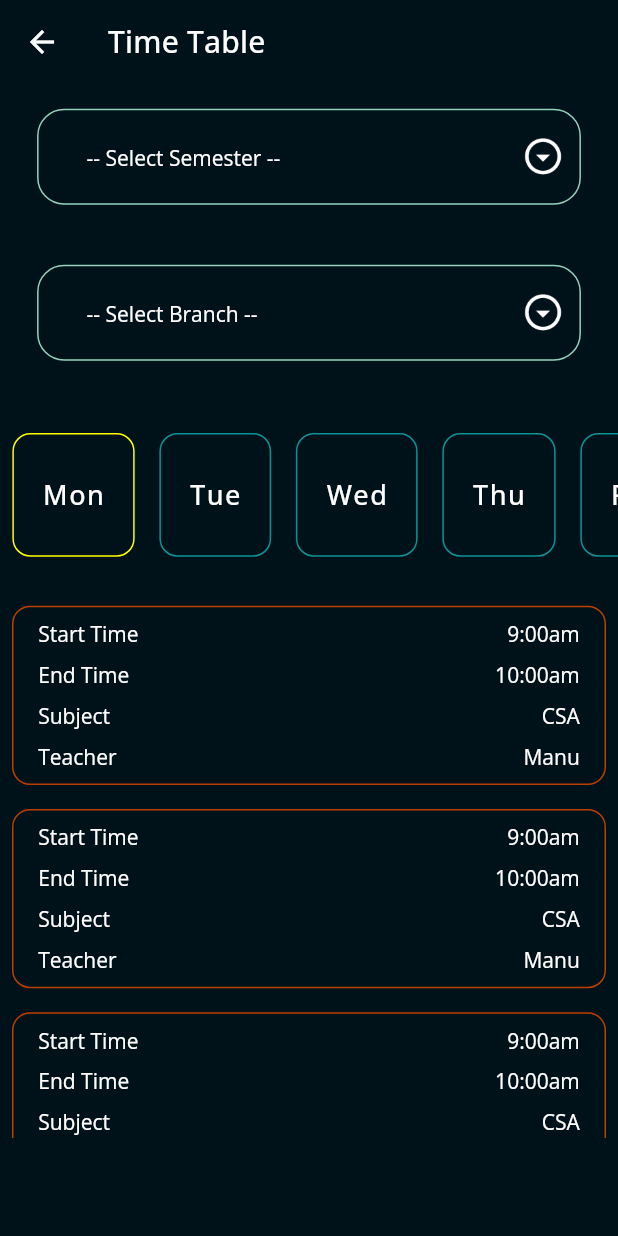
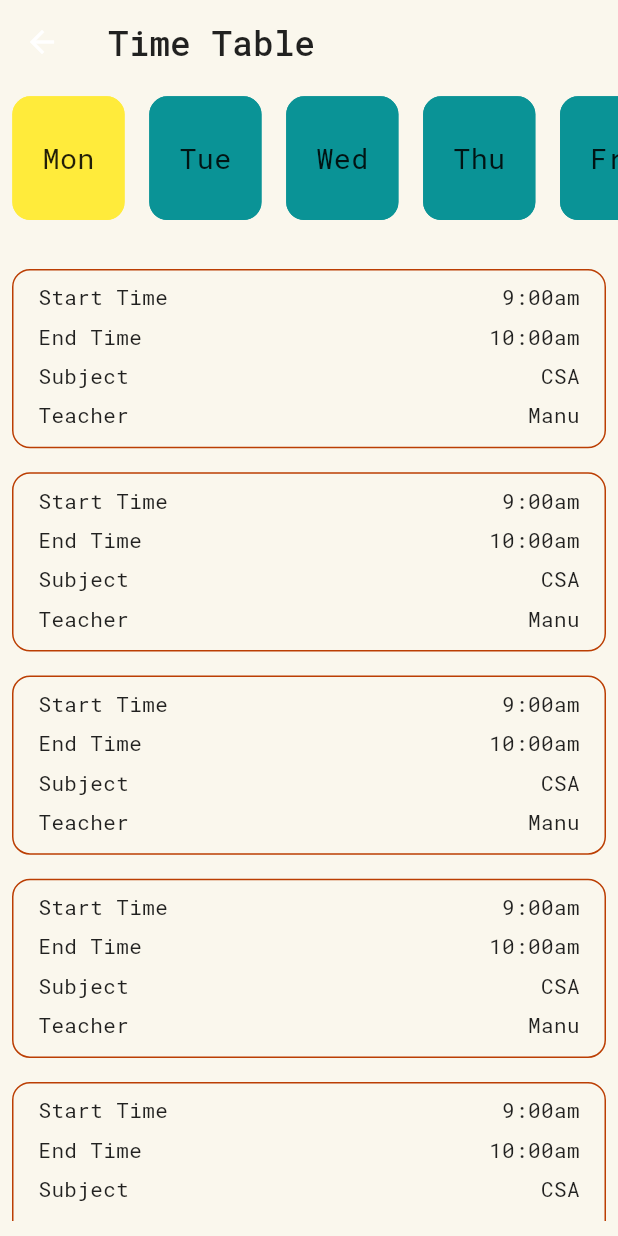
Before and after one commit to abhi123vj/Attendance-Monitor, a Flutter app: the TimeTableScreen screen opened by its route, on a phone screen of 412 x 824 dp. Run offline on Flutter 3.47's test engine with Material 2 defaults, Android fonts, the phone set to English and light mode, and no system bars; our stand-ins replace cloud_firestore, dio, firebase_core, get, google_fonts, progress_indicators and 2 more; missing offline and left inert: dio_smart_retry; accounts and stored records are empty.

Commit message:
ui updated to light theme

```diff
--- a/lib/constants/app_colors.dart
+++ b/lib/constants/app_colors.dart
@@ -1,6 +1,12 @@
 import 'package:flutter/material.dart';
 
 class AppColors {
+
+  //new
+   static const Color  bgBlack = Color(0xff2C2C2C);
+    static const Color  bgWhite = Color(0xfffaf7ed);
+    static const Color  accentYellow = Color(0xfffbf1a3);
+    static const Color  accentGreen = Color(0xffb3ddc6);
   static const Color blackGlaze = Color(0xff001219);
   static const Color white = Color(0xFFFFFFFF);
   static const Color black = Color(0xFF000000);
--- a/lib/routes/app_routes.dart
+++ b/lib/routes/app_routes.dart
@@ -44,7 +44,7 @@ import 'package:get/get.dart';
   ];
 
 
-   static String initialPage = '/tymtable';
+   static String initialPage = loginScreen;
 
   static String homeScreen = '/';
   static String userDetails = '/userDetails';
--- a/lib/screens/time_table_screen.dart
+++ b/lib/screens/time_table_screen.dart
@@ -31,36 +31,39 @@ TimeTableCOntroller timeC = Get.put(TimeTableCOntroller());
       appBar: AppBar(
         title: Text(
           "Time Table",
-          style: TextStyle(
-              fontSize: 20, letterSpacing: 0.15, fontWeight: FontWeight.w500),
+          style:Theme.of(context)
+                          .textTheme
+                          .headline5
+
         ),
       ),
-      body: Column(
+      body: SingleChildScrollView(
+        child: Column(
           mainAxisSize: MainAxisSize.max,
           children: [
-          Padding(
-            padding:  EdgeInsets.symmetric(horizontal: 3.h),
-            child: Column(
-              mainAxisSize: MainAxisSize.min,
-              crossAxisAlignment: CrossAxisAlignment.start,
-              children: [
-                SizedBox(
-            height: 2.h,
-          ),
-                AppFormField(
-                    type: "DropDown",
-                    hintText: "Semester",
-                    list: sem,
-                    controller: _semController),
-                //  _semController.text.isNotEmpty
-                AppFormField(
-                    type: "DropDown",
-                    hintText: "Branch",
-                    list: branch,
-                    controller: _branchController)
-              ],
-            ),
-          ),
+            // Padding(
+            //   padding:  EdgeInsets.symmetric(horizontal: 3.h),
+            //   child: Column(
+            //     mainAxisSize: MainAxisSize.min,
+            //     crossAxisAlignment: CrossAxisAlignment.start,
+            //     children: [
+            //       SizedBox(
+            //   height: 2.h,
+            // ),
+            //       AppFormField(
+            //           type: "DropDown",
+            //           hintText: "Semester",
+            //           list: sem,
+            //           controller: _semController),
+            //       //  _semController.text.isNotEmpty
+            //       AppFormField(
+            //           type: "DropDown",
+            //           hintText: "Branch",
+            //           list: branch,
+            //           controller: _branchController)
+            //     ],
+            //   ),
+            // ),
             // SizedBox(
             //   height: 1.h,
             // ),
@@ -72,6 +75,7 @@ TimeTableCOntroller timeC = Get.put(TimeTableCOntroller());
                     padding: EdgeInsets.all(1.h),
                     child: TextButton(
                         child: Container(
+
                           child: Column(
                             crossAxisAlignment: CrossAxisAlignment.center,
                             mainAxisAlignment: MainAxisAlignment.center,
@@ -79,11 +83,9 @@ TimeTableCOntroller timeC = Get.put(TimeTableCOntroller());
                               FittedBox(
                                 child: Text(
                                   date[index]['date'],
-                                style: TextStyle(
-                                  color: AppColors.white,
-                                  fontSize: 18,
-                                  letterSpacing: 1,
-                                ),
+                                  style:Theme.of(context)
+                          .textTheme
+                          .headline6
                                 ),
                               ),
                             ],
@@ -92,7 +94,9 @@ TimeTableCOntroller timeC = Get.put(TimeTableCOntroller());
                         onPressed: () {
                           timeC.selectedIndex.value = index;
                         },
-                      style: ButtonStyle(
+                        style: ButtonStyle(backgroundColor:MaterialStateProperty.all<Color>(timeC.selectedIndex.value == index
+                                                  ? Colors.yellow
+                                                  : AppColors.cyanNormal,) ,
                             shape:
                                 MaterialStateProperty.all<RoundedRectangleBorder>(
                                     RoundedRectangleBorder(
@@ -100,7 +104,7 @@ TimeTableCOntroller timeC = Get.put(TimeTableCOntroller());
                                         side: BorderSide(
                                           color:
                                               timeC.selectedIndex.value == index
-                                                ? Colors.yellowAccent
+                                                  ? Colors.yellow
                                                   : AppColors.cyanNormal,
                                         ))))),
                   ));
@@ -113,7 +117,7 @@ TimeTableCOntroller timeC = Get.put(TimeTableCOntroller());
               height: 2.h,
             ),
 
-           Container(height: 44.h,
+             Container(height:78.h,
                child: ListView.builder(
           itemCount: 5,
           itemBuilder: (BuildContext context, int index) {
@@ -139,6 +143,7 @@ TimeTableCOntroller timeC = Get.put(TimeTableCOntroller());
              ),
 
           ],
+        ),
       ),
     );
   }
--- a/lib/screens/widgets/app_field.dart
+++ b/lib/screens/widgets/app_field.dart
@@ -37,6 +37,8 @@ class _AppFormFieldState extends State<AppFormField> {
         return dropDownTextField();
       case "Mark":
         return markerTextField();
+         case 'Password':
+        return normalTextField(isPassword: true);
       default:
         return normalTextField();
     }
@@ -86,8 +88,9 @@ class _AppFormFieldState extends State<AppFormField> {
             border: const OutlineInputBorder(
               borderSide: BorderSide.none,
             ),
-            hintStyle: const TextStyle(
-                fontSize: 14, fontWeight: FontWeight.w400, color: Colors.white),
+            hintStyle: Theme.of(context)
+                          .textTheme
+                          .subtitle1,
             hintText: widget.hintText),
       ),
     );
@@ -223,10 +226,9 @@ class _AppFormFieldState extends State<AppFormField> {
                       border: const OutlineInputBorder(
                         borderSide: BorderSide.none,
                       ),
-                      hintStyle: const TextStyle(
-                          fontSize: 14,
-                          fontWeight: FontWeight.w400,
-                          color: Colors.white),
+                      hintStyle: Theme.of(context)
+                          .textTheme
+                          .subtitle1,
                       hintText: '-- Select ${widget.hintText} --'),
                 ),
               ),
@@ -234,10 +236,7 @@ class _AppFormFieldState extends State<AppFormField> {
                 onPressed: () {},
                 icon: SizedBox(
                   height: 50,
-                  child: Image.asset(
-                    AppImages.dropDownIcon,
-                    fit: BoxFit.fitHeight,
-                  ),
+                  child: Icon(Icons.arrow_drop_down_circle_outlined),
                 ),
               ),
             ],
@@ -247,7 +246,7 @@ class _AppFormFieldState extends State<AppFormField> {
           opacity: 0,
           child: DropdownButton<String>(
             underline: null,
-            dropdownColor: AppColors.blackGlaze,
+            //dropdownColor: AppColors.blackGlaze,
             borderRadius: null,
             icon: SizedBox(
               height: 50,
```
Also changed, not shown: lib/network/dio.dart (+18 -42 lines), lib/screens/login.dart (+12 -21 lines), lib/screens/signup.dart (+6 -12 lines), lib/theme/aaptext_theme.dart (added, +83 -0 lines), lib/theme/app_theme.dart (+27 -8 lines). Lines whose indentation alone changed are shown as unchanged.
